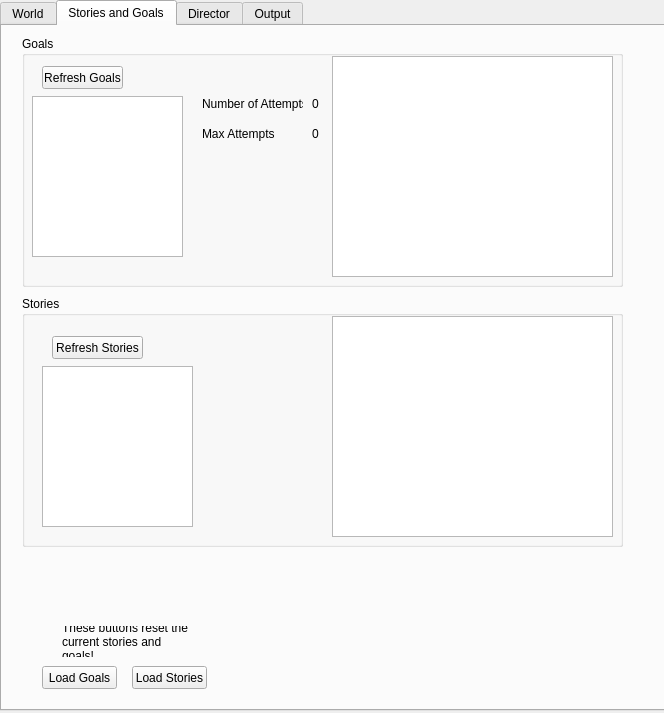
Above: Jan2014/form.ui from nschudlo/Jan2014 before the change. Below: the same form after it.
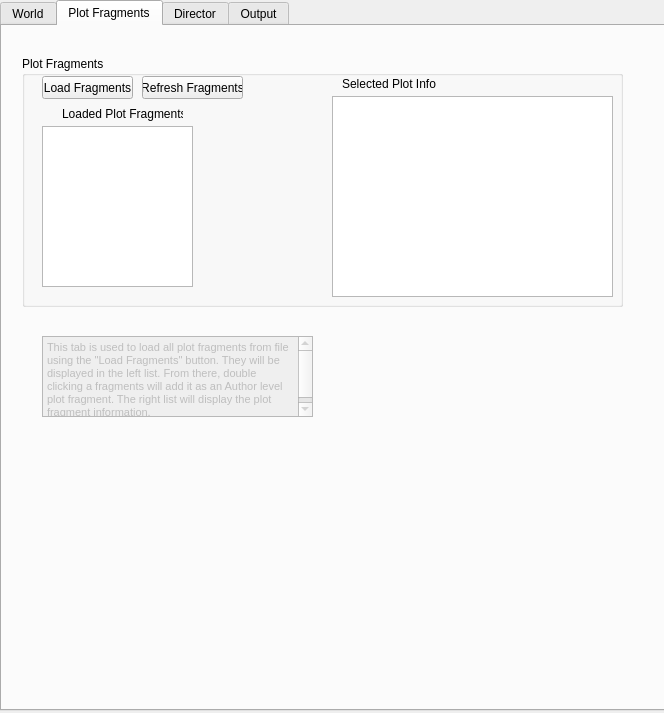
That is the form after the change. The open tabs and pages were chosen to show the change.

What changed in the file:
```diff
--- a/Jan2014/form.ui
+++ b/Jan2014/form.ui
@@ -915,124 +915,19 @@
    </widget>
    <widget class="QWidget" name="tab_2">
     <attribute name="title">
-     <string>Stories and Goals</string>
+     <string>Plot Fragments</string>
     </attribute>
-    <widget class="QGroupBox" name="groupBox_2">
-     <property name="geometry">
-      <rect>
-       <x>20</x>
-       <y>10</y>
-       <width>601</width>
-       <height>251</height>
-      </rect>
-     </property>
-     <property name="title">
-      <string>Goals</string>
-     </property>
-     <widget class="QLabel" name="numAttempts">
-      <property name="geometry">
-       <rect>
-        <x>290</x>
-        <y>60</y>
-        <width>21</width>
-        <height>16</height>
-       </rect>
-      </property>
-      <property name="text">
-       <string>0</string>
-      </property>
-     </widget>
-     <widget class="QListWidget" name="listGoals">
-      <property name="geometry">
-       <rect>
-        <x>10</x>
-        <y>60</y>
-        <width>151</width>
-        <height>161</height>
-       </rect>
-      </property>
-     </widget>
-     <widget class="QLabel" name="maxAttempts">
-      <property name="geometry">
-       <rect>
-        <x>290</x>
-        <y>90</y>
-        <width>21</width>
-        <height>16</height>
-       </rect>
-      </property>
-      <property name="text">
-       <string>0</string>
-      </property>
-     </widget>
-     <widget class="QLabel" name="label_19">
-      <property name="geometry">
-       <rect>
-        <x>180</x>
-        <y>90</y>
-        <width>101</width>
-        <height>16</height>
-       </rect>
-      </property>
-      <property name="text">
-       <string>Max Attempts</string>
-      </property>
-     </widget>
-     <widget class="QTextBrowser" name="goalTextBrowser">
-      <property name="geometry">
-       <rect>
-        <x>310</x>
-        <y>20</y>
-        <width>281</width>
-        <height>221</height>
-       </rect>
-      </property>
-     </widget>
-     <widget class="QPushButton" name="refreshGoals">
-      <property name="geometry">
-       <rect>
-        <x>20</x>
-        <y>30</y>
-        <width>81</width>
-        <height>23</height>
-       </rect>
-      </property>
-      <property name="text">
-       <string>Refresh Goals</string>
-      </property>
-     </widget>
-     <widget class="QLabel" name="label_18">
-      <property name="geometry">
-       <rect>
-        <x>180</x>
-        <y>60</y>
-        <width>101</width>
-        <height>16</height>
-       </rect>
-      </property>
-      <property name="text">
-       <string>Number of Attempts</string>
-      </property>
-     </widget>
-     <zorder>numAttempts</zorder>
-     <zorder>listGoals</zorder>
-     <zorder>label_18</zorder>
-     <zorder>maxAttempts</zorder>
-     <zorder>label_19</zorder>
-     <zorder>goalTextBrowser</zorder>
-     <zorder>refreshGoals</zorder>
-    </widget>
     <widget class="QGroupBox" name="groupBox_3">
      <property name="geometry">
       <rect>
        <x>20</x>
-       <y>270</y>
+       <y>30</y>
        <width>601</width>
        <height>251</height>
       </rect>
      </property>
      <property name="title">
-      <string>Stories</string>
+      <string>Plot Fragments</string>
      </property>
      <widget class="QListWidget" name="listStories">
       <property name="geometry">
@@ -1047,67 +942,84 @@
      <widget class="QPushButton" name="refreshStories">
       <property name="geometry">
        <rect>
-        <x>30</x>
-        <y>40</y>
-        <width>91</width>
+        <x>120</x>
+        <y>20</y>
+        <width>101</width>
         <height>23</height>
        </rect>
       </property>
       <property name="text">
-       <string>Refresh Stories</string>
+       <string>Refresh Fragments</string>
       </property>
      </widget>
      <widget class="QTextBrowser" name="stortTextBrowser">
       <property name="geometry">
        <rect>
         <x>310</x>
-        <y>20</y>
+        <y>40</y>
         <width>281</width>
-        <height>221</height>
+        <height>201</height>
        </rect>
-      </property>
-     </widget>
-    </widget>
-    <widget class="QPushButton" name="loadGoals">
-     <property name="geometry">
-      <rect>
-       <x>40</x>
-       <y>640</y>
-       <width>75</width>
-       <height>23</height>
-      </rect>
-     </property>
-     <property name="text">
-      <string>Load Goals</string>
      </property>
     </widget>
     <widget class="QPushButton" name="loadStories">
      <property name="geometry">
       <rect>
-       <x>130</x>
-       <y>640</y>
-       <width>75</width>
+        <x>20</x>
+        <y>20</y>
+        <width>91</width>
        <height>23</height>
       </rect>
      </property>
      <property name="text">
-      <string>Load Stories</string>
-     </property>
-    </widget>
-    <widget class="QLabel" name="label_20">
+       <string>Load Fragments</string>
+      </property>
+     </widget>
+     <widget class="QLabel" name="label_25">
      <property name="geometry">
       <rect>
-       <x>60</x>
-       <y>600</y>
-       <width>131</width>
-       <height>31</height>
+        <x>320</x>
+        <y>20</y>
+        <width>111</width>
+        <height>16</height>
       </rect>
      </property>
      <property name="text">
-      <string>These buttons reset the current stories and goals!</string>
-     </property>
-     <property name="wordWrap">
-      <bool>true</bool>
+       <string>Selected Plot Info</string>
+      </property>
+     </widget>
+     <widget class="QLabel" name="label_26">
+      <property name="geometry">
+       <rect>
+        <x>40</x>
+        <y>50</y>
+        <width>121</width>
+        <height>16</height>
+       </rect>
+      </property>
+      <property name="text">
+       <string>Loaded Plot Fragments</string>
+      </property>
+     </widget>
+    </widget>
+    <widget class="QTextBrowser" name="textBrowser_2">
+     <property name="enabled">
+      <bool>false</bool>
+     </property>
+     <property name="geometry">
+      <rect>
+       <x>40</x>
+       <y>310</y>
+       <width>271</width>
+       <height>81</height>
+      </rect>
+     </property>
+     <property name="html">
+      <string>&lt;!DOCTYPE HTML PUBLIC &quot;-//W3C//DTD HTML 4.0//EN&quot; &quot;http://www.w3.org/TR/REC-html40/strict.dtd&quot;&gt;
+&lt;html&gt;&lt;head&gt;&lt;meta name=&quot;qrichtext&quot; content=&quot;1&quot; /&gt;&lt;style type=&quot;text/css&quot;&gt;
+p, li { white-space: pre-wrap; }
+&lt;/style&gt;&lt;/head&gt;&lt;body style=&quot; font-family:'MS Shell Dlg 2'; font-size:8.25pt; font-weight:400; font-style:normal;&quot;&gt;
+&lt;p style=&quot; margin-top:0px; margin-bottom:0px; margin-left:0px; margin-right:0px; -qt-block-indent:0; text-indent:0px;&quot;&gt;&lt;span style=&quot; font-size:8pt;&quot;&gt;This tab is used to load all plot fragments from file using the &amp;quot;Load Fragments&amp;quot; button. They will be displayed in the left list. From there, double clicking a fragments will add it as an Author level plot fragment. The right list will display the plot fragment information.&lt;/span&gt;&lt;/p&gt;&lt;/body&gt;&lt;/html&gt;</string>
      </property>
     </widget>
    </widget>
```
Left out of the diff: 47 changed lines with no effect on the pictures. Lines whose indentation alone changed are shown as unchanged.
